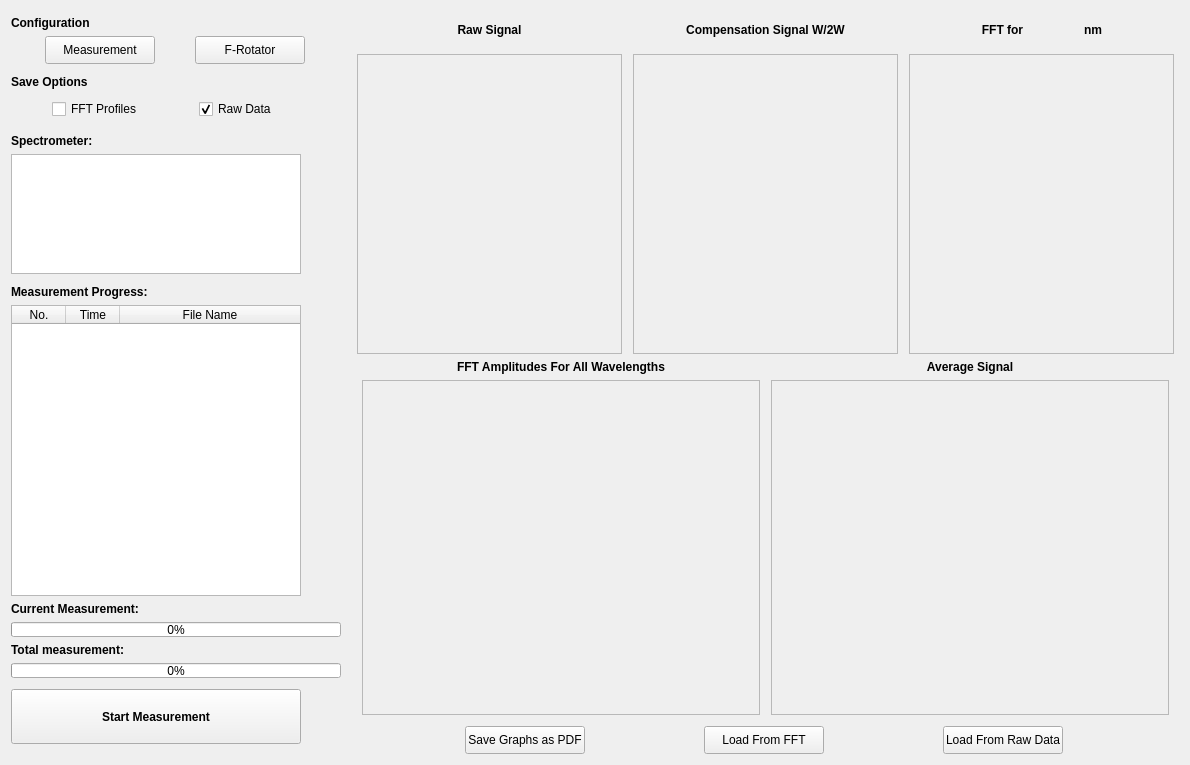
Old version of the form panel_polarimeter.ui in the repository CesarCarvajal/oxymetry.
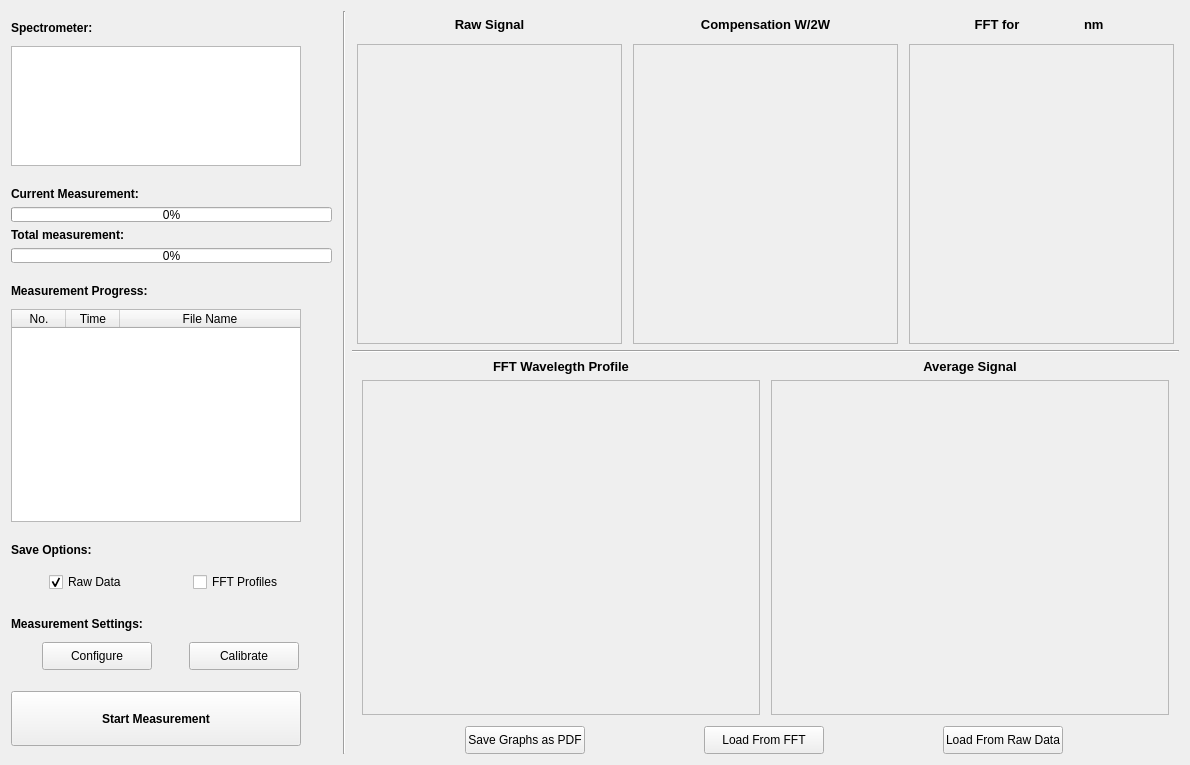
New version of the form. Custom widgets are drawn as their Qt base class.

```diff
--- a/panel_polarimeter.ui
+++ b/panel_polarimeter.ui
@@ -41,174 +41,7 @@
          <property name="sizeHint" stdset="0">
           <size>
            <width>5</width>
-           <height>5</height>
-          </size>
-         </property>
-        </spacer>
-       </item>
-       <item>
-        <widget class="QLabel" name="label_5_Pol_settings">
-         <property name="font">
-          <font>
-           <weight>75</weight>
-           <bold>true</bold>
-          </font>
-         </property>
-         <property name="text">
-          <string>Configuration</string>
-         </property>
-        </widget>
-       </item>
-       <item>
-        <layout class="QHBoxLayout" name="horizontalLayout_9">
-         <item>
-          <widget class="QPushButton" name="button_Pol_Syringe">
-           <property name="minimumSize">
-            <size>
-             <width>110</width>
-             <height>28</height>
-            </size>
-           </property>
-           <property name="maximumSize">
-            <size>
-             <width>110</width>
-             <height>28</height>
-            </size>
-           </property>
-           <property name="text">
-            <string>Measurement</string>
-           </property>
-          </widget>
-         </item>
-         <item>
-          <widget class="QPushButton" name="button_Conf_Setup_Pol">
-           <property name="minimumSize">
-            <size>
-             <width>110</width>
-             <height>28</height>
-            </size>
-           </property>
-           <property name="maximumSize">
-            <size>
-             <width>110</width>
-             <height>28</height>
-            </size>
-           </property>
-           <property name="text">
-            <string>F-Rotator</string>
-           </property>
-          </widget>
-         </item>
-        </layout>
-       </item>
-       <item>
-        <spacer name="verticalSpacer_8">
-         <property name="orientation">
-          <enum>Qt::Vertical</enum>
-         </property>
-         <property name="sizeType">
-          <enum>QSizePolicy::Fixed</enum>
-         </property>
-         <property name="sizeHint" stdset="0">
-          <size>
-           <width>10</width>
-           <height>5</height>
-          </size>
-         </property>
-        </spacer>
-       </item>
-       <item>
-        <widget class="QLabel" name="label_Save_Pol">
-         <property name="font">
-          <font>
-           <weight>75</weight>
-           <bold>true</bold>
-          </font>
-         </property>
-         <property name="text">
-          <string>Save Options</string>
-         </property>
-        </widget>
-       </item>
-       <item>
-        <layout class="QHBoxLayout" name="horizontalLayout_12">
-         <item>
-          <spacer name="horizontalSpacer_17">
-           <property name="orientation">
-            <enum>Qt::Horizontal</enum>
-           </property>
-           <property name="sizeType">
-            <enum>QSizePolicy::Fixed</enum>
-           </property>
-           <property name="sizeHint" stdset="0">
-            <size>
-             <width>10</width>
-             <height>20</height>
-            </size>
-           </property>
-          </spacer>
-         </item>
-         <item>
-          <widget class="QCheckBox" name="checkBox_AutoSave_Pol">
-           <property name="minimumSize">
-            <size>
-             <width>110</width>
-             <height>28</height>
-            </size>
-           </property>
-           <property name="maximumSize">
-            <size>
-             <width>110</width>
-             <height>28</height>
-            </size>
-           </property>
-           <property name="text">
-            <string>FFT Profiles</string>
-           </property>
-           <property name="iconSize">
-            <size>
-             <width>16</width>
-             <height>16</height>
-            </size>
-           </property>
-          </widget>
-         </item>
-         <item>
-          <widget class="QCheckBox" name="checkBox_AutoSave_Pol_Raw">
-           <property name="minimumSize">
-            <size>
-             <width>110</width>
-             <height>28</height>
-            </size>
-           </property>
-           <property name="maximumSize">
-            <size>
-             <width>110</width>
-             <height>28</height>
-            </size>
-           </property>
-           <property name="text">
-            <string>Raw Data</string>
-           </property>
-           <property name="checked">
-            <bool>true</bool>
-           </property>
-          </widget>
-         </item>
-        </layout>
-       </item>
-       <item>
-        <spacer name="verticalSpacer_12">
-         <property name="orientation">
-          <enum>Qt::Vertical</enum>
-         </property>
-         <property name="sizeType">
-          <enum>QSizePolicy::Minimum</enum>
-         </property>
-         <property name="sizeHint" stdset="0">
-          <size>
-           <width>20</width>
-           <height>5</height>
+           <height>10</height>
           </size>
          </property>
         </spacer>
@@ -226,6 +59,22 @@
          </property>
         </widget>
        </item>
+       <item>
+        <spacer name="verticalSpacer_2">
+         <property name="orientation">
+          <enum>Qt::Vertical</enum>
+         </property>
+         <property name="sizeType">
+          <enum>QSizePolicy::Fixed</enum>
+         </property>
+         <property name="sizeHint" stdset="0">
+          <size>
+           <width>20</width>
+           <height>5</height>
+          </size>
+         </property>
+        </spacer>
+       </item>
        <item>
         <widget class="QListWidget" name="list_devices_Pol">
          <property name="minimumSize">
@@ -256,7 +105,84 @@
          <property name="sizeHint" stdset="0">
           <size>
            <width>15</width>
-           <height>5</height>
+           <height>15</height>
+          </size>
+         </property>
+        </spacer>
+       </item>
+       <item>
+        <widget class="QLabel" name="label_3">
+         <property name="font">
+          <font>
+           <weight>75</weight>
+           <bold>true</bold>
+          </font>
+         </property>
+         <property name="text">
+          <string>Current Measurement:</string>
+         </property>
+        </widget>
+       </item>
+       <item>
+        <widget class="QProgressBar" name="currentProgressBar_Pol">
+         <property name="maximumSize">
+          <size>
+           <width>16777215</width>
+           <height>15</height>
+          </size>
+         </property>
+         <property name="value">
+          <number>0</number>
+         </property>
+         <property name="textVisible">
+          <bool>true</bool>
+         </property>
+         <property name="orientation">
+          <enum>Qt::Horizontal</enum>
+         </property>
+         <property name="invertedAppearance">
+          <bool>false</bool>
+         </property>
+        </widget>
+       </item>
+       <item>
+        <widget class="QLabel" name="label_5">
+         <property name="font">
+          <font>
+           <weight>75</weight>
+           <bold>true</bold>
+          </font>
+         </property>
+         <property name="text">
+          <string>Total measurement:</string>
+         </property>
+        </widget>
+       </item>
+       <item>
+        <widget class="QProgressBar" name="TotalProgressBar_Pol">
+         <property name="maximumSize">
+          <size>
+           <width>16777215</width>
+           <height>15</height>
+          </size>
+         </property>
+         <property name="value">
+          <number>0</number>
+         </property>
+        </widget>
+       </item>
+       <item>
+        <spacer name="verticalSpacer_12">
+         <property name="orientation">
+          <enum>Qt::Vertical</enum>
+         </property>
+         <property name="sizeType">
+          <enum>QSizePolicy::Minimum</enum>
+         </property>
+         <property name="sizeHint" stdset="0">
+          <size>
+           <width>20</width>
+           <height>15</height>
           </size>
          </property>
         </spacer>
@@ -274,12 +200,28 @@
          </property>
         </widget>
        </item>
+       <item>
+        <spacer name="verticalSpacer_3">
+         <property name="orientation">
+          <enum>Qt::Vertical</enum>
+         </property>
+         <property name="sizeType">
+          <enum>QSizePolicy::Fixed</enum>
+         </property>
+         <property name="sizeHint" stdset="0">
+          <size>
+           <width>20</width>
+           <height>5</height>
+          </size>
+         </property>
+        </spacer>
+       </item>
        <item>
         <widget class="QTableWidget" name="Table_Measurements_Pol">
          <property name="minimumSize">
           <size>
            <width>290</width>
-           <height>200</height>
+           <height>150</height>
           </size>
          </property>
          <property name="maximumSize">
@@ -348,42 +290,23 @@
         </widget>
        </item>
        <item>
-        <widget class="QLabel" name="label_3">
-         <property name="font">
-          <font>
-           <weight>75</weight>
-           <bold>true</bold>
-          </font>
+        <spacer name="verticalSpacer">
+         <property name="orientation">
+          <enum>Qt::Vertical</enum>
          </property>
-         <property name="text">
-          <string>Current Measurement:</string>
+         <property name="sizeType">
+          <enum>QSizePolicy::Fixed</enum>
          </property>
-        </widget>
-       </item>
-       <item>
-        <widget class="QProgressBar" name="currentProgressBar_Pol">
-         <property name="maximumSize">
+         <property name="sizeHint" stdset="0">
           <size>
-           <width>16777215</width>
+           <width>20</width>
            <height>15</height>
           </size>
          </property>
-         <property name="value">
-          <number>0</number>
-         </property>
-         <property name="textVisible">
-          <bool>true</bool>
-         </property>
-         <property name="orientation">
-          <enum>Qt::Horizontal</enum>
-         </property>
-         <property name="invertedAppearance">
-          <bool>false</bool>
-         </property>
-        </widget>
+        </spacer>
        </item>
        <item>
-        <widget class="QLabel" name="label_5">
+        <widget class="QLabel" name="label_Save_Pol">
          <property name="font">
           <font>
            <weight>75</weight>
@@ -391,22 +314,92 @@
           </font>
          </property>
          <property name="text">
-          <string>Total measurement:</string>
+          <string>Save Options:</string>
          </property>
         </widget>
        </item>
        <item>
-        <widget class="QProgressBar" name="TotalProgressBar_Pol">
-         <property name="maximumSize">
+        <spacer name="verticalSpacer_5">
+         <property name="orientation">
+          <enum>Qt::Vertical</enum>
+         </property>
+         <property name="sizeType">
+          <enum>QSizePolicy::Minimum</enum>
+         </property>
+         <property name="sizeHint" stdset="0">
           <size>
-           <width>16777215</width>
-           <height>15</height>
+           <width>20</width>
+           <height>5</height>
           </size>
          </property>
-         <property name="value">
-          <number>0</number>
-         </property>
-        </widget>
+        </spacer>
+       </item>
+       <item>
+        <layout class="QHBoxLayout" name="horizontalLayout">
+         <item>
+          <spacer name="horizontalSpacer_17">
+           <property name="orientation">
+            <enum>Qt::Horizontal</enum>
+           </property>
+           <property name="sizeType">
+            <enum>QSizePolicy::Fixed</enum>
+           </property>
+           <property name="sizeHint" stdset="0">
+            <size>
+             <width>10</width>
+             <height>20</height>
+            </size>
+           </property>
+          </spacer>
+         </item>
+         <item>
+          <widget class="QCheckBox" name="checkBox_AutoSave_Pol_Raw">
+           <property name="minimumSize">
+            <size>
+             <width>110</width>
+             <height>28</height>
+            </size>
+           </property>
+           <property name="maximumSize">
+            <size>
+             <width>110</width>
+             <height>28</height>
+            </size>
+           </property>
+           <property name="text">
+            <string>Raw Data</string>
+           </property>
+           <property name="checked">
+            <bool>true</bool>
+           </property>
+          </widget>
+         </item>
+         <item>
+          <widget class="QCheckBox" name="checkBox_AutoSave_Pol">
+           <property name="minimumSize">
+            <size>
+             <width>110</width>
+             <height>28</height>
+            </size>
+           </property>
+           <property name="maximumSize">
+            <size>
+             <width>110</width>
+             <height>28</height>
+            </size>
+           </property>
+           <property name="text">
+            <string>FFT Profiles</string>
+           </property>
+           <property name="iconSize">
+            <size>
+             <width>16</width>
+             <height>16</height>
+            </size>
+           </property>
+          </widget>
+         </item>
+        </layout>
        </item>
        <item>
         <spacer name="verticalSpacer_10">
@@ -419,11 +412,98 @@
          <property name="sizeHint" stdset="0">
           <size>
            <width>20</width>
+           <height>15</height>
+          </size>
+         </property>
+        </spacer>
+       </item>
+       <item>
+        <widget class="QLabel" name="label_5_Pol_settings">
+         <property name="font">
+          <font>
+           <weight>75</weight>
+           <bold>true</bold>
+          </font>
+         </property>
+         <property name="text">
+          <string>Measurement Settings:</string>
+         </property>
+        </widget>
+       </item>
+       <item>
+        <spacer name="verticalSpacer_4">
+         <property name="orientation">
+          <enum>Qt::Vertical</enum>
+         </property>
+         <property name="sizeType">
+          <enum>QSizePolicy::Fixed</enum>
+         </property>
+         <property name="sizeHint" stdset="0">
+          <size>
+           <width>20</width>
            <height>5</height>
           </size>
          </property>
         </spacer>
        </item>
+       <item>
+        <layout class="QHBoxLayout" name="horizontalLayout_9">
+         <item>
+          <widget class="QPushButton" name="button_Pol_ConfigureMeasurement">
+           <property name="minimumSize">
+            <size>
+             <width>110</width>
+             <height>28</height>
+            </size>
+           </property>
+           <property name="maximumSize">
+            <size>
+             <width>110</width>
+             <height>28</height>
+            </size>
+           </property>
+           <property name="text">
+            <string>Configure</string>
+           </property>
+          </widget>
+         </item>
+         <item>
+          <widget class="QPushButton" name="button_Conf_Setup_Pol">
+           <property name="minimumSize">
+            <size>
+             <width>110</width>
+             <height>28</height>
+            </size>
+           </property>
+           <property name="maximumSize">
+            <size>
+             <width>110</width>
+             <height>28</height>
+            </size>
+           </property>
+           <property name="text">
+            <string>Calibrate</string>
+           </property>
+          </widget>
+         </item>
+        </layout>
+       </item>
+       <item>
+        <spacer name="verticalSpacer_8">
+         <property name="orientation">
+          <enum>Qt::Vertical</enum>
+         </property>
+         <property name="sizeType">
+          <enum>QSizePolicy::Fixed</enum>
+         </property>
+         <property name="sizeHint" stdset="0">
+          <size>
+           <width>10</width>
+           <height>15</height>
+          </size>
+         </property>
+        </spacer>
+       </item>
        <item>
         <widget class="QPushButton" name="button_Start_Meas_Pol">
          <property name="minimumSize">
@@ -466,7 +546,7 @@
          <property name="sizeHint" stdset="0">
           <size>
            <width>5</width>
-           <height>10</height>
+           <height>8</height>
           </size>
          </property>
         </spacer>
@@ -489,6 +569,13 @@
        </property>
       </spacer>
      </item>
+     <item>
+      <widget class="Line" name="line_2">
+       <property name="orientation">
+        <enum>Qt::Vertical</enum>
+       </property>
+      </widget>
+     </item>
      <item>
       <layout class="QVBoxLayout" name="verticalLayout_7">
        <item>
@@ -515,6 +602,7 @@
             <widget class="QLabel" name="label_6">
              <property name="font">
               <font>
+               <pointsize>10</pointsize>
                <weight>75</weight>
                <bold>true</bold>
               </font>
@@ -567,12 +655,13 @@
             <widget class="QLabel" name="label_7">
              <property name="font">
               <font>
+               <pointsize>10</pointsize>
                <weight>75</weight>
                <bold>true</bold>
               </font>
              </property>
              <property name="text">
-              <string>Compensation Signal W/2W</string>
+              <string>Compensation W/2W</string>
              </property>
              <property name="alignment">
               <set>Qt::AlignCenter</set>
@@ -629,11 +718,11 @@
                 <enum>Qt::Horizontal</enum>
                </property>
                <property name="sizeType">
-                <enum>QSizePolicy::Fixed</enum>
+                <enum>QSizePolicy::Expanding</enum>
                </property>
                <property name="sizeHint" stdset="0">
                 <size>
-                 <width>70</width>
+                 <width>50</width>
                  <height>20</height>
                 </size>
                </property>
@@ -641,6 +730,12 @@
              </item>
              <item>
               <widget class="QLabel" name="FFT_label_Pol">
+               <property name="minimumSize">
+                <size>
+                 <width>50</width>
+                 <height>0</height>
+                </size>
+               </property>
                <property name="maximumSize">
                 <size>
                  <width>50</width>
@@ -649,6 +744,7 @@
                </property>
                <property name="font">
                 <font>
+                 <pointsize>10</pointsize>
                  <weight>75</weight>
                  <bold>true</bold>
                 </font>
@@ -663,14 +759,21 @@
              </item>
              <item>
               <widget class="ClickableLabel" name="waveToPlotFFT">
+               <property name="minimumSize">
+                <size>
+                 <width>50</width>
+                 <height>0</height>
+                </size>
+               </property>
                <property name="maximumSize">
                 <size>
                  <width>50</width>
-                 <height>16777215</height>
+                 <height>100</height>
                 </size>
                </property>
                <property name="font">
                 <font>
+                 <pointsize>10</pointsize>
                  <underline>true</underline>
                 </font>
                </property>
@@ -684,6 +787,12 @@
              </item>
              <item>
               <widget class="QLabel" name="label">
+               <property name="minimumSize">
+                <size>
+                 <width>20</width>
+                 <height>0</height>
+                </size>
+               </property>
                <property name="maximumSize">
                 <size>
                  <width>20</width>
@@ -692,6 +801,7 @@
                </property>
                <property name="font">
                 <font>
+                 <pointsize>10</pointsize>
                  <weight>75</weight>
                  <bold>true</bold>
                 </font>
@@ -707,7 +817,7 @@
                 <enum>Qt::Horizontal</enum>
                </property>
                <property name="sizeType">
-                <enum>QSizePolicy::Fixed</enum>
+                <enum>QSizePolicy::Expanding</enum>
                </property>
                <property name="sizeHint" stdset="0">
                 <size>
@@ -761,6 +871,13 @@
          </item>
         </layout>
        </item>
+       <item>
+        <widget class="Line" name="line">
+         <property name="orientation">
+          <enum>Qt::Horizontal</enum>
+         </property>
+        </widget>
+       </item>
        <item>
         <layout class="QHBoxLayout" name="horizontalLayout_10">
          <item>
@@ -785,12 +902,13 @@
             <widget class="QLabel" name="label_9">
              <property name="font">
               <font>
+               <pointsize>10</pointsize>
                <weight>75</weight>
                <bold>true</bold>
               </font>
              </property>
              <property name="text">
-              <string>FFT Amplitudes For All Wavelengths</string>
+              <string>FFT Wavelegth Profile</string>
              </property>
              <property name="alignment">
               <set>Qt::AlignCenter</set>
@@ -853,6 +971,7 @@
             <widget class="QLabel" name="label_10">
              <property name="font">
               <font>
+               <pointsize>10</pointsize>
                <weight>75</weight>
                <bold>true</bold>
               </font>
```
